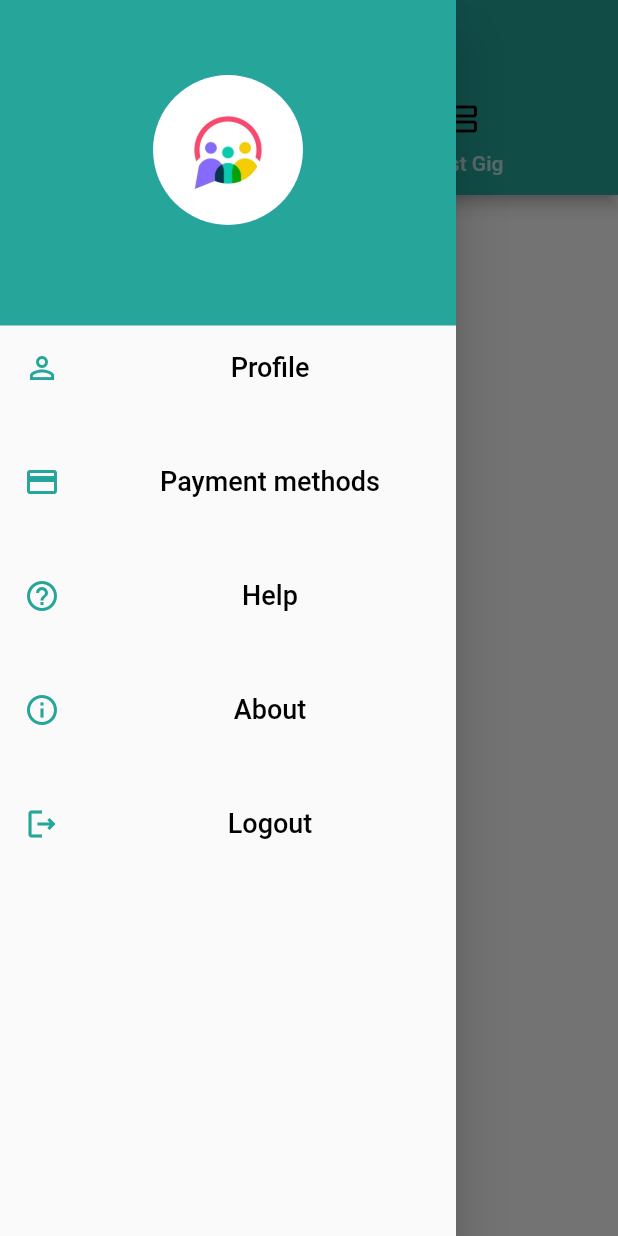
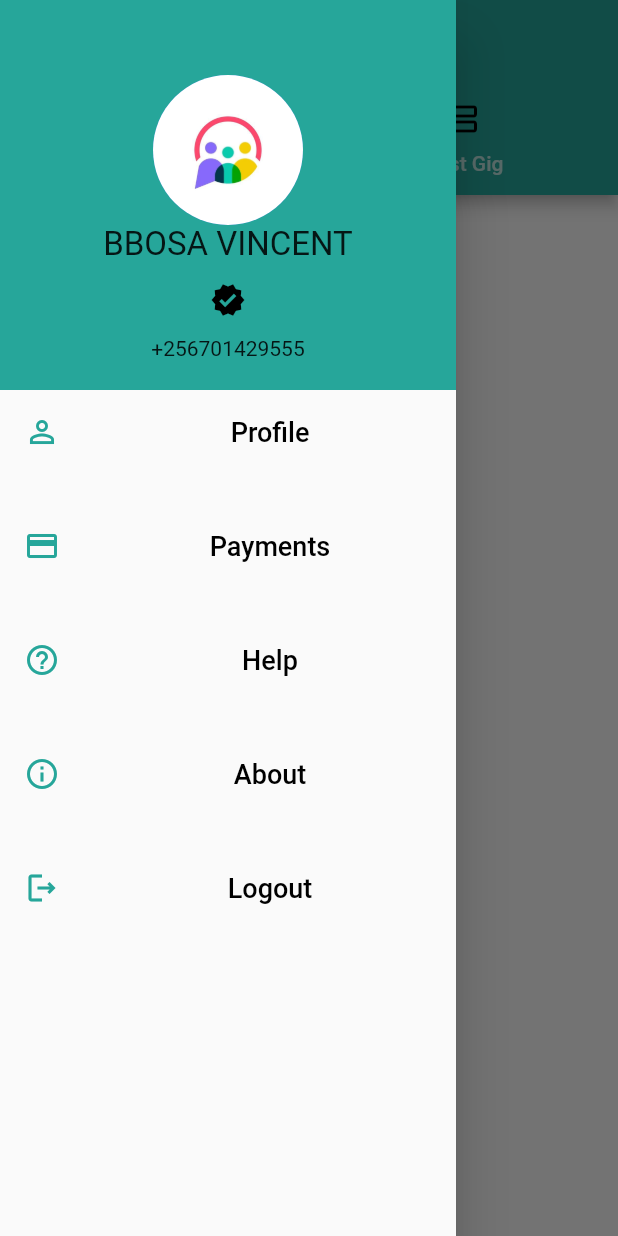
Before and after one commit to BBOSA-VINCENT/gighub, a Flutter app: the MainPage screen opened directly, with the side drawer open, on a phone screen of 412 x 824 dp. Run offline on Flutter 3.47's test engine with Material 2 defaults, Android fonts, the light colour scheme and no system bars; our stand-ins replace animated_splash_screen, cloud_firestore, firebase_auth, firebase_core, flutter_rating, fluttertoast and 4 more; missing offline and left inert: flutter_phone_direct_caller; accounts and stored records are empty; network calls fail.

Commit message:
changed some files

```diff
--- a/lib/mainAppPage.dart
+++ b/lib/mainAppPage.dart
@@ -38,9 +38,7 @@ class MainPage extends StatelessWidget {
               ],
             ),
           ),
-          drawer: MainDrawer(
-            userImage: '',
-          ),
+          drawer: MainDrawer(),
           body: TabBarView(
             children: [
               Gigs(),
--- a/lib/main_drawer.dart
+++ b/lib/main_drawer.dart
@@ -1,29 +1,81 @@
 //REQUIRED
-import 'package:cloud_firestore/cloud_firestore.dart';
 import 'package:firebase_auth/firebase_auth.dart';
 import 'package:flutter/material.dart';
+import 'package:gighub/about.dart';
 import 'package:gighub/auth_service.dart';
 import 'package:gighub/main_drawer.dart';
+import 'package:gighub/payments.dart';
 import 'package:gighub/profile_user.dart';
+import 'package:gighub/rating.dart';
 import 'package:provider/provider.dart';
 
 class MainDrawer extends StatefulWidget {
-  final String userImage;
+  //final String userImage;
 
-  const MainDrawer({required this.userImage});
+  //const MainDrawer({required this.userImage});
   @override
   State<MainDrawer> createState() => _MainDrawerState();
 }
 
 class _MainDrawerState extends State<MainDrawer> {
-  User? user = FirebaseAuth.instance.currentUser;
-
+  // void _logout(context) {
+  //   final FirebaseAuth _auth = FirebaseAuth.instance;
+  //   showDialog(
+  //       context: context,
+  //       builder: (context) {
+  //         return AlertDialog(
+  //           backgroundColor: Colors.teal[400],
+  //           title: Row(
+  //             children: [
+  //               Padding(
+  //                 padding: const EdgeInsets.all(8.0),
+  //                 child: Icon(
+  //                   Icons.logout,
+  //                   color: Colors.teal[400],
+  //                   size: 36,
+  //                 ),
+  //               ),
+  //               Padding(
+  //                 padding: const EdgeInsets.all(8.0),
+  //                 child: const Text(
+  //                   'Sign out',
+  //                   style: TextStyle(color: Colors.teal, fontSize: 28),
+  //                 ),
+  //               )
+  //             ],
+  //           ),
+  //           content: Text(
+  //             'Do you want to log out from app?',
+  //             style: TextStyle(
+  //               color: Colors.teal[400],
+  //               fontSize: 20,
+  //             ),
+  //           ),
+  //           actions: [
+  //             TextButton(
+  //                 onPressed: () {
+  //                   Navigator.canPop(context) ? Navigator.pop(context) : null;
+  //                 },
+  //                 child: Text('No',
+  //                     style: TextStyle(color: Colors.teal[400], fontSize: 18))),
+  //             TextButton(
+  //                 onPressed: () {
+  //                   _auth.signOut();
+  //                   Navigator.canPop(context) ? Navigator.pop(context) : null;
+  //                   Navigator.pushReplacement(context,
+  //                       MaterialPageRoute(builder: (context) => UserState()));
+  //                 },
+  //                 child: Text('Yes',
+  //                     style: TextStyle(color: Colors.teal[400], fontSize: 18)))
+  //           ],
+  //         );
+  //      });
+  //}
+  static const IconData verified =
+      IconData(0xe699, fontFamily: 'MaterialIcons');
   Widget build(BuildContext context) {
     final authService = Provider.of<AuthService>(context);
-    CollectionReference users = FirebaseFirestore.instance.collection('users');
-    return StreamBuilder<DocumentSnapshot>(
-        stream: users.doc(user!.uid).snapshots(),
-        builder: (ctx, streamSnapshot) {
+
     return Drawer(
       child: Column(
         children: [
@@ -45,19 +97,19 @@ class _MainDrawerState extends State<MainDrawer> {
                       radius: 40.0,
                     ),
                   ),
-                        Padding(
-                          padding: EdgeInsets.fromLTRB(50, 0, 0, 0),
-                          child: Row(children: [
                   Text(
-                              streamSnapshot.data!['firstname'],
+                    'BBOSA VINCENT',
                     style: TextStyle(fontSize: 22),
                   ),
-                            Text(streamSnapshot.data!['lastname'],
-                                style: TextStyle(fontSize: 22)),
-                          ]),
+                  IconButton(
+                    onPressed: () {},
+                    icon: new Icon(Icons.verified),
+                    color: Colors.black,
+                    highlightColor: Colors.white,
                   ),
-                        Text(streamSnapshot.data!['phone'],
-                            style: TextStyle(fontSize: 18)),
+                  Text(
+                    '+256701429555',
+                  ),
                 ],
               ),
             ),
@@ -80,8 +132,13 @@ class _MainDrawerState extends State<MainDrawer> {
           ListTile(
             leading: Icon(Icons.payment, color: Colors.teal[400]),
             title: TextButton(
-                    onPressed: () {},
-                    child: Text('Payment methods',
+              onPressed: () {
+                Navigator.push(
+                  context,
+                  MaterialPageRoute(builder: (context) => Payments()),
+                );
+              },
+              child: Text('Payments',
                   style: TextStyle(fontSize: 18, color: Colors.black)),
             ),
           ),
@@ -101,7 +158,12 @@ class _MainDrawerState extends State<MainDrawer> {
           ListTile(
             leading: Icon(Icons.info_outline, color: Colors.teal[400]),
             title: TextButton(
-                    onPressed: () {},
+              onPressed: () {
+                Navigator.push(
+                  context,
+                  MaterialPageRoute(builder: (context) => About()),
+                );
+              },
               child: Text('About',
                   style: TextStyle(fontSize: 18, color: Colors.black)),
             ),
@@ -120,6 +182,5 @@ class _MainDrawerState extends State<MainDrawer> {
         ],
       ),
     );
-        });
   }
 }
```
Also changed, not shown: lib/about.dart (+7 -7 lines), lib/location.dart (added, +28 -0 lines), lib/map.dart (deleted, +0 -38 lines), lib/maps.dart (added, +132 -0 lines), lib/payments.dart (+36 -17 lines), lib/profile_user.dart (+47 -3 lines), lib/rating.dart (+5 -5 lines), pubspec.yaml (+13 -2 lines), assets/github.png (added), assets/website.png (added), pubspec.lock. Lines whose indentation alone changed are shown as unchanged.
